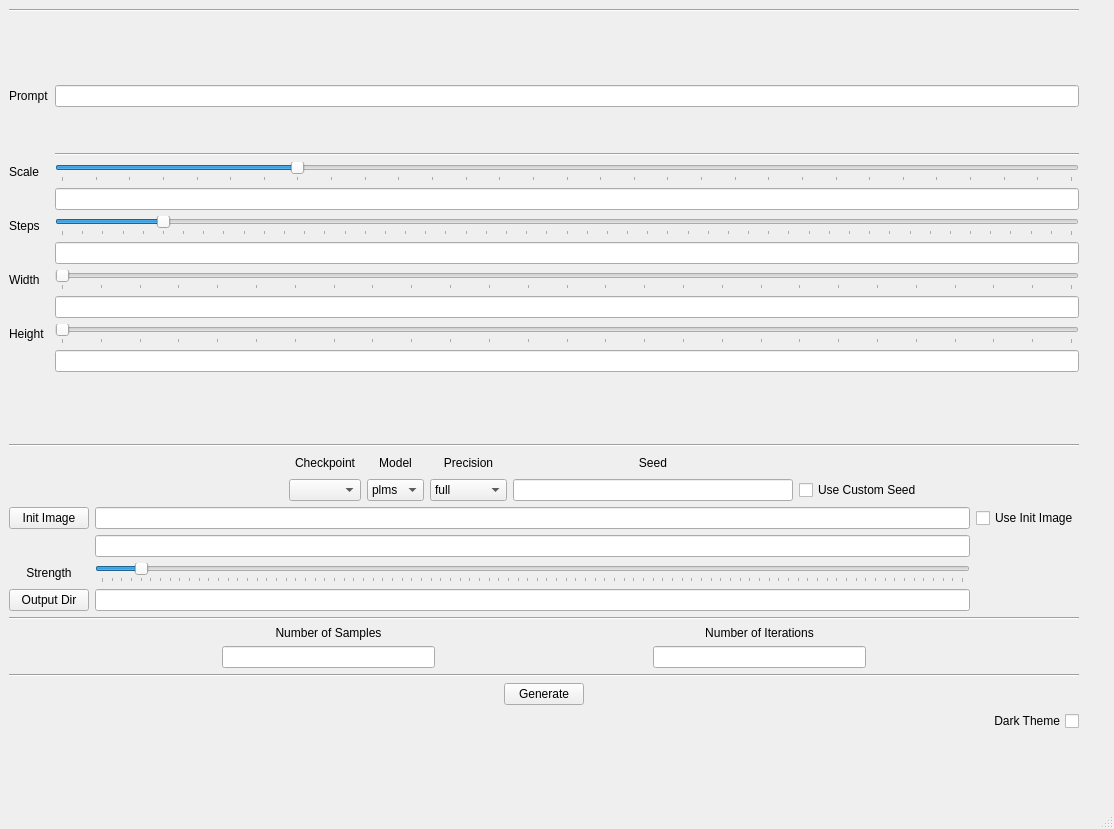
Qt form UI/StableDiffusion.ui (richservo/StableDiffusionGUI) before a commit.
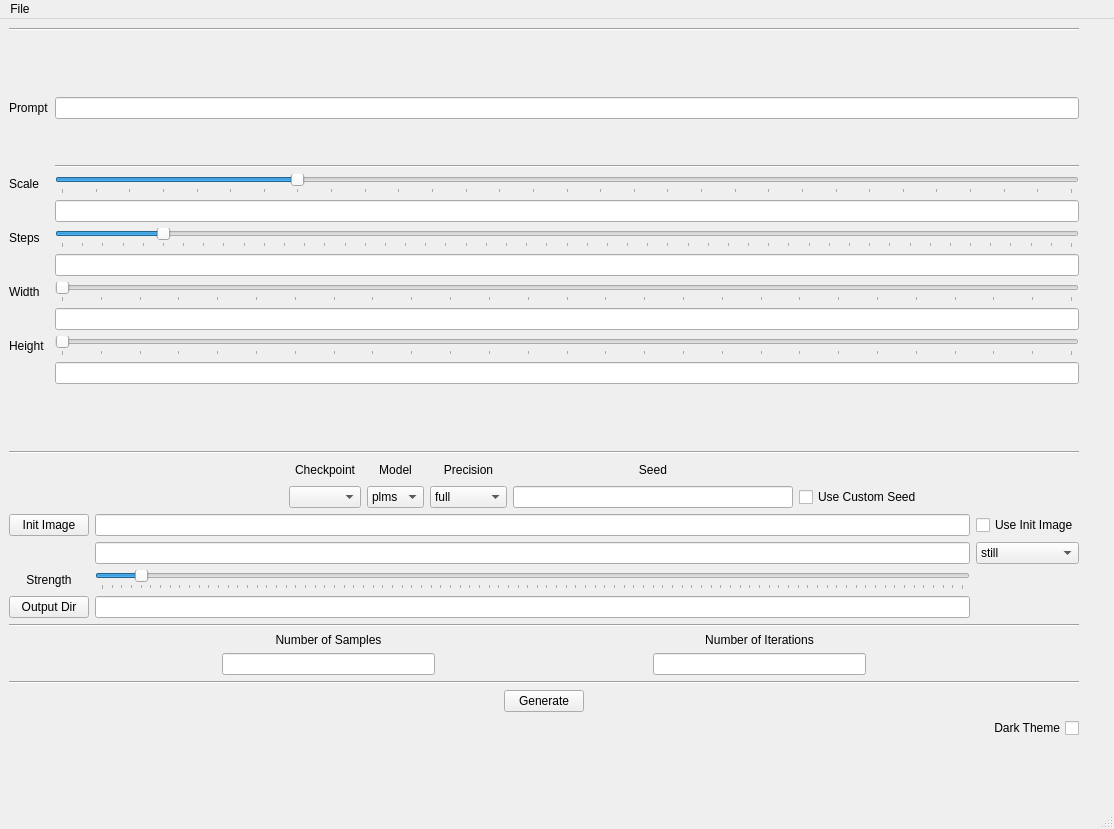
The same form after that commit.

What changed in the file:
```diff
--- a/UI/StableDiffusion.ui
+++ b/UI/StableDiffusion.ui
@@ -260,6 +260,26 @@
           </property>
          </widget>
         </item>
+        <item row="1" column="3">
+         <widget class="QComboBox" name="imgTypeDrop">
+          <property name="layoutDirection">
+           <enum>Qt::LeftToRight</enum>
+          </property>
+          <property name="editable">
+           <bool>false</bool>
+          </property>
+          <item>
+           <property name="text">
+            <string>still</string>
+           </property>
+          </item>
+          <item>
+           <property name="text">
+            <string>sequence</string>
+           </property>
+          </item>
+         </widget>
+        </item>
        </layout>
       </item>
       <item row="12" column="0">
@@ -574,6 +594,13 @@
      <height>25</height>
     </rect>
    </property>
+   <widget class="QMenu" name="menuFile">
+    <property name="title">
+     <string>File</string>
+    </property>
+    <addaction name="actionLoad_Prompt_From_Image"/>
+   </widget>
+   <addaction name="menuFile"/>
   </widget>
   <widget class="QStatusBar" name="statusbar"/>
  </widget>
```
Left out of the diff: 23 changed lines with no effect on the pictures.
